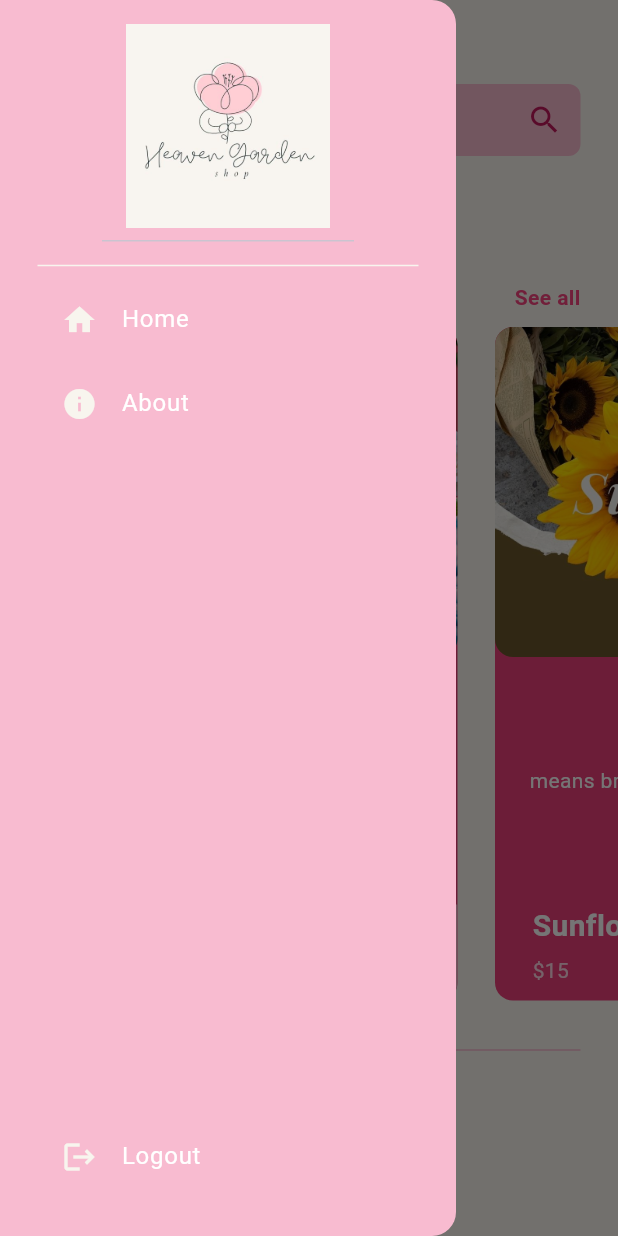
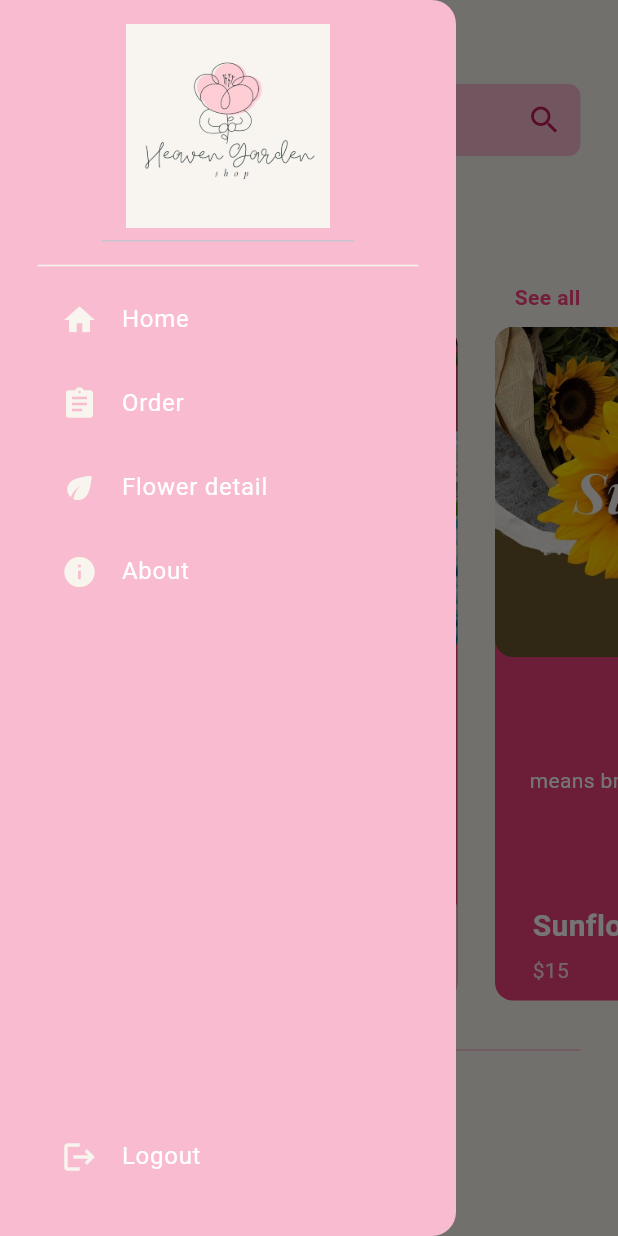
Before and after one commit to 6531503013/flowershop, a Flutter app: the Homepage screen opened directly, with the side drawer open, on a phone screen of 412 x 824 dp. Run offline on Flutter 3.47's test engine with Material 3 defaults, Android fonts, the phone set to English and light mode, and no system bars; drawn by our look-alikes of google_nav_bar.

Commit message:
6531503013

```diff
--- a/lib/pages/home_page.dart
+++ b/lib/pages/home_page.dart
@@ -93,6 +93,36 @@ class _HomepageState extends State<Homepage> {
                   ),
                 ),
 
+                //order in drawer
+                const Padding(
+                  padding: EdgeInsets.only(left: 25.0),
+                  child: ListTile(
+                    leading: Icon(
+                      Icons.assignment,
+                      color: Color.fromARGB(255, 248, 245, 238),
+                    ),
+                    title: Text(
+                      'Order',
+                      style: TextStyle(color: Colors.white),
+                    ),
+                  ),
+                ),
+
+                //eco (see flower details) in drawer
+                const Padding(
+                  padding: EdgeInsets.only(left: 25.0),
+                  child: ListTile(
+                    leading: Icon(
+                      Icons.eco,
+                      color: Color.fromARGB(255, 248, 245, 238),
+                    ),
+                    title: Text(
+                      'Flower detail',
+                      style: TextStyle(color: Colors.white),
+                    ),
+                  ),
+                ),
+
                 //About in drawer
                 const Padding(
                   padding: EdgeInsets.only(left: 25.0),
```
